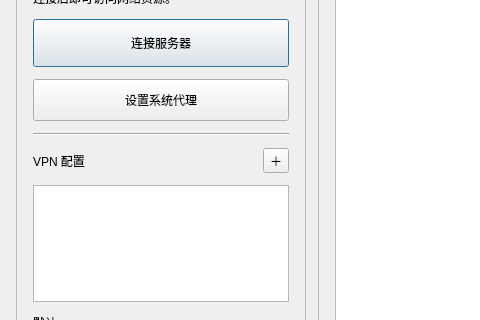
Qt form presentation/main/mainwindow.ui (ffxgamer/EZ4Connect-pro) before a commit; both pictures show x 0 to 480 and y 171 to 491 of the 822 by 583 pixel window.
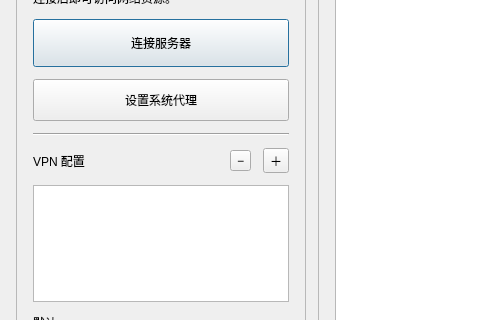
The same form after that commit. Icons and pictures are not drawn.

Commit message: fix: stabilize profile panel and allow safe deletion

```diff
--- a/presentation/main/mainwindow.ui
+++ b/presentation/main/mainwindow.ui
@@ -155,13 +155,13 @@
        <widget class="QFrame" name="controlPanel">
         <property name="minimumSize">
          <size>
-          <width>280</width>
+          <width>290</width>
           <height>0</height>
          </size>
         </property>
         <property name="maximumSize">
          <size>
-          <width>336</width>
+          <width>290</width>
           <height>16777215</height>
          </size>
         </property>
@@ -297,6 +297,13 @@
             <property name="orientation"><enum>Qt::Orientation::Horizontal</enum></property>
             <property name="sizeHint" stdset="0"><size><width>20</width><height>20</height></size></property>
            </spacer></item>
+           <item>
+            <widget class="QToolButton" name="deleteProfileButton">
+             <property name="toolTip"><string>删除当前 VPN 配置</string></property>
+             <property name="accessibleName"><string>删除当前 VPN 配置</string></property>
+             <property name="text"><string>−</string></property>
+            </widget>
+           </item>
            <item>
             <widget class="QToolButton" name="newProfileButton">
              <property name="toolTip"><string>新增 VPN 配置</string></property>
```
Left out of the diff: 4 changed lines with no effect on the pictures. The commit also changes 8 other files.
